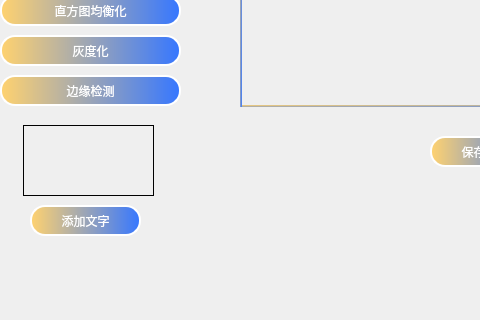
First picture: the form in qt_demo/mainwindow.ui, repository Signal-groupproject/digital_signal, before the edit; both pictures show x 0 to 480 and y 344 to 664 of the 1133 by 752 pixel window.
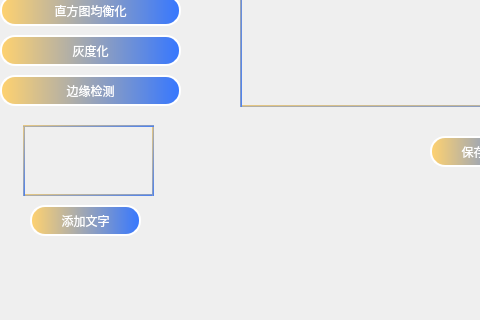
Second picture: the form after the edit.

```diff
--- a/qt_demo/mainwindow.ui
+++ b/qt_demo/mainwindow.ui
@@ -519,7 +519,9 @@
       </rect>
      </property>
      <property name="styleSheet">
-      <string notr="true">border: 1px solid black;</string>
+      <string notr="true">border: 1px solid black;
+border: 2px solid qlineargradient(x1: 0, y1: 0, x2: 1, y2: 1,stop: 0 #ffd26f, stop: 1 #3677ff);
+</string>
      </property>
     </widget>
    </widget>
```
Left out of the diff: 67 changed lines with no effect on the pictures.
